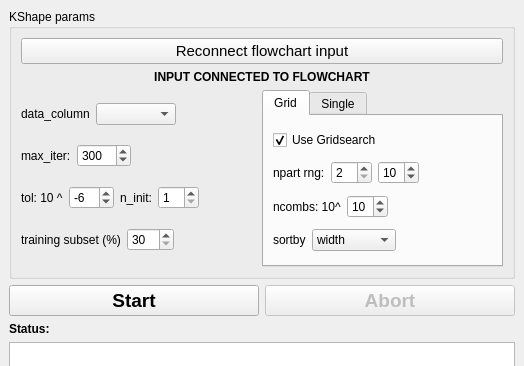
Above: mesmerize/plotting/widgets/kshape/control_widget.ui from kushalkolar/MESmerize before the change; both pictures show x 0 to 524 and y 0 to 366 of the 524 by 935 pixel window. Below: the same form after it.
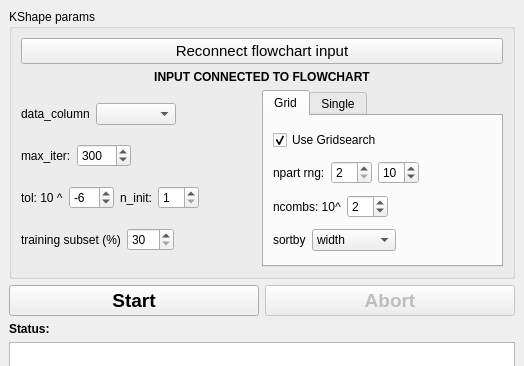
That is the form after the change.

Commit message: ncombs default val is 2

Patch:
```diff
--- a/mesmerize/plotting/widgets/kshape/control_widget.ui
+++ b/mesmerize/plotting/widgets/kshape/control_widget.ui
@@ -310,10 +310,10 @@
                     <number>1</number>
                    </property>
                    <property name="maximum">
-                    <number>99</number>
+                    <number>10</number>
                    </property>
                    <property name="value">
-                    <number>10</number>
+                    <number>2</number>
                    </property>
                   </widget>
                  </item>
```
The commit also changes 1 other file.
